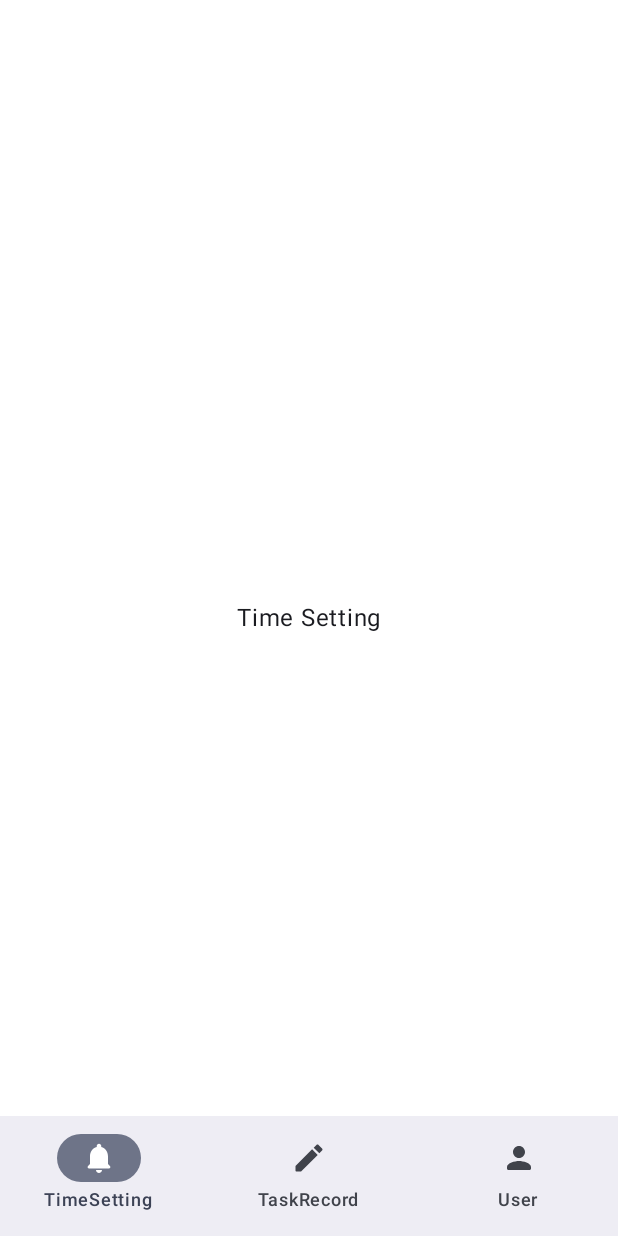
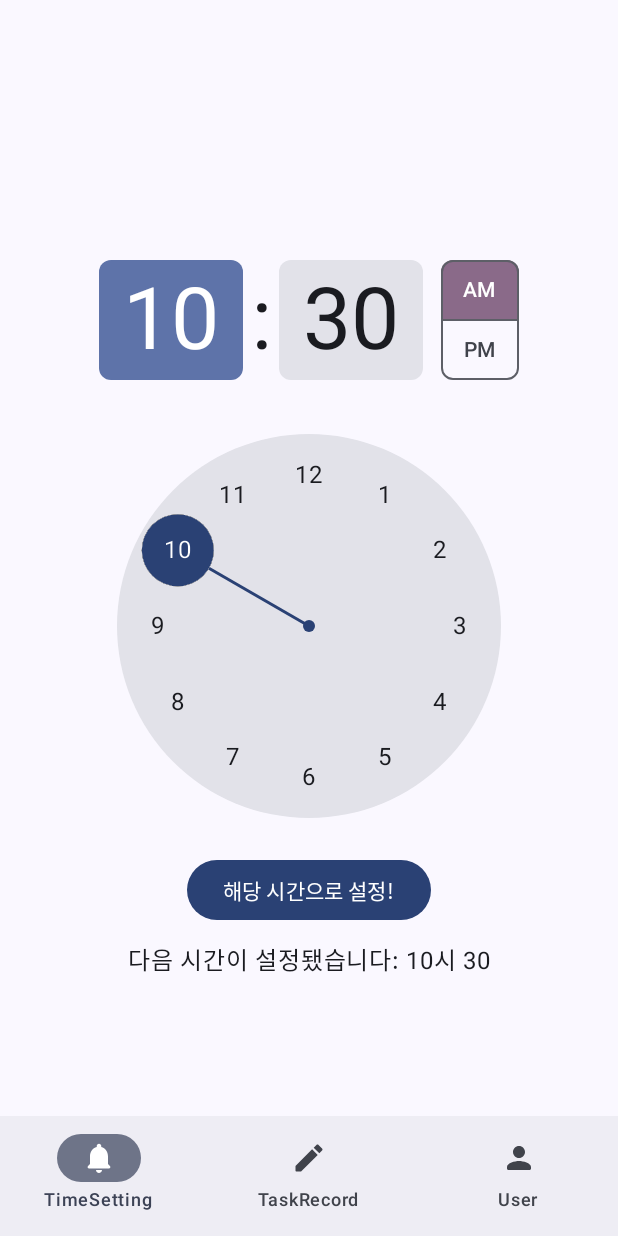
Before and after one commit to jungenoh3/MakeYourMorning, an Android app built with Jetpack Compose: the screen it shows after launch (MainActivity), on a phone screen of 412 x 824 dp. Run offline under Robolectric (Android 15) with nearby library versions, the phone set to English and light mode, and no system bars.

Commit message:
TimeSetting - Dial Screen

```diff
--- a/app/build.gradle.kts
+++ b/app/build.gradle.kts
@@ -58,7 +58,7 @@ dependencies {
     implementation("androidx.compose.ui:ui")
     implementation("androidx.compose.ui:ui-graphics")
     implementation("androidx.compose.ui:ui-tooling-preview")
-    implementation("androidx.compose.material3:material3")
+    implementation("androidx.compose.material3:material3:1.3.1")
     implementation("androidx.navigation:navigation-compose:2.8.9")
     testImplementation("junit:junit:4.13.2")
     androidTestImplementation("androidx.test.ext:junit:1.2.1")
--- a/app/src/main/java/com/yesnoheun3/makeyourmorning/MainScreen.kt
+++ b/app/src/main/java/com/yesnoheun3/makeyourmorning/MainScreen.kt
@@ -20,8 +20,8 @@ import androidx.compose.runtime.mutableIntStateOf
 import androidx.compose.runtime.remember
 import androidx.compose.runtime.setValue
 import androidx.compose.ui.Modifier
-import com.yesnoheun3.pages.taskrecord.TaskRecord
-import com.yesnoheun3.pages.TimeSetting
+import com.yesnoheun3.pages.timesetting.TimeSetting
+import com.yesnoheun3.pages.TaskRecord
 import com.yesnoheun3.pages.User
 
 @Composable
--- a/app/src/main/java/com/yesnoheun3/pages/taskrecord/TaskRecord.kt
+++ b/app/src/main/java/com/yesnoheun3/pages/TaskRecord.kt
@@ -1,4 +1,4 @@
-package com.yesnoheun3.pages.taskrecord
+package com.yesnoheun3.pages
 
 import androidx.compose.foundation.background
 import androidx.compose.foundation.layout.Arrangement
@@ -19,6 +19,6 @@ fun TaskRecord(modifier: Modifier = Modifier) {
        verticalArrangement = Arrangement.Center,
        horizontalAlignment = Alignment.CenterHorizontally
    ) {
-        Text(text = "Task Record")
+    Text(text = "Time Setting")
    }
 }
--- a/app/src/main/java/com/yesnoheun3/pages/TimeSetting.kt
+++ /dev/null
@@ -1,25 +0,0 @@
-package com.yesnoheun3.pages
-
-import android.provider.CalendarContract.Colors
-import androidx.compose.foundation.background
-import androidx.compose.foundation.layout.Arrangement
-import androidx.compose.foundation.layout.Column
-import androidx.compose.foundation.layout.fillMaxSize
-import androidx.compose.material3.Text
-import androidx.compose.runtime.Composable
-import androidx.compose.ui.Alignment
-import androidx.compose.ui.Modifier
-import androidx.compose.ui.graphics.Color
-
-@Composable
-fun TimeSetting(modifier: Modifier = Modifier) {
-   Column(
-       modifier = modifier
-           .fillMaxSize()
-           .background(Color(0xFFFFFFFF)),
-       verticalArrangement = Arrangement.Center,
-       horizontalAlignment = Alignment.CenterHorizontally
-   ) {
-    Text(text = "Time Setting")
-   }
-}
--- /dev/null
+++ b/app/src/main/java/com/yesnoheun3/pages/timesetting/TimeSetting.kt
@@ -0,0 +1,60 @@
+@file:OptIn(ExperimentalMaterial3Api::class)
+
+package com.yesnoheun3.pages.timesetting
+
+import androidx.compose.foundation.layout.Arrangement
+import androidx.compose.foundation.layout.Column
+import androidx.compose.foundation.layout.Spacer
+import androidx.compose.foundation.layout.fillMaxSize
+import androidx.compose.foundation.layout.height
+import androidx.compose.foundation.layout.padding
+import androidx.compose.material3.Button
+import androidx.compose.material3.ExperimentalMaterial3Api
+import androidx.compose.material3.Text
+import androidx.compose.material3.TimePicker
+import androidx.compose.material3.rememberTimePickerState
+import androidx.compose.runtime.Composable
+import androidx.compose.runtime.mutableStateOf
+import androidx.compose.runtime.remember
+import androidx.compose.ui.Alignment
+import androidx.compose.ui.Modifier
+import androidx.compose.ui.unit.dp
+import java.time.ZoneId
+import java.util.Calendar
+import java.util.TimeZone
+
+@Composable
+fun TimeSetting(modifier: Modifier = Modifier) {
+    val tz = TimeZone.getTimeZone(ZoneId.systemDefault())
+    val currentTime = Calendar.getInstance(tz)
+
+    val timePickerState = rememberTimePickerState(
+        initialHour = currentTime.get(Calendar.HOUR_OF_DAY),
+        initialMinute = currentTime.get(Calendar.MINUTE),
+        is24Hour = false,
+    )
+
+    val displayTimeState = remember {
+        mutableStateOf(currentTime)
+    }
+
+    Column(
+        modifier = modifier
+            .fillMaxSize()
+            .padding(16.dp),
+        verticalArrangement = Arrangement.Center,
+        horizontalAlignment = Alignment.CenterHorizontally
+    ) {
+        TimePicker(state = timePickerState)
+        Button(onClick = {
+            displayTimeState.value = Calendar.getInstance(tz).apply {
+                set(Calendar.HOUR_OF_DAY, timePickerState.hour)
+                set(Calendar.MINUTE, timePickerState.minute)
+            }
+        }) {
+            Text(text = "해당 시간으로 설정!")
+        }
+        Spacer(modifier = Modifier.height(10.dp))
+        Text(text = "다음 시간이 설정됐습니다: ${displayTimeState.value.get(Calendar.HOUR_OF_DAY)}시 ${displayTimeState.value.get(Calendar.MINUTE)}")
+    }
+}
```
Lines whose indentation alone changed are shown as unchanged.
